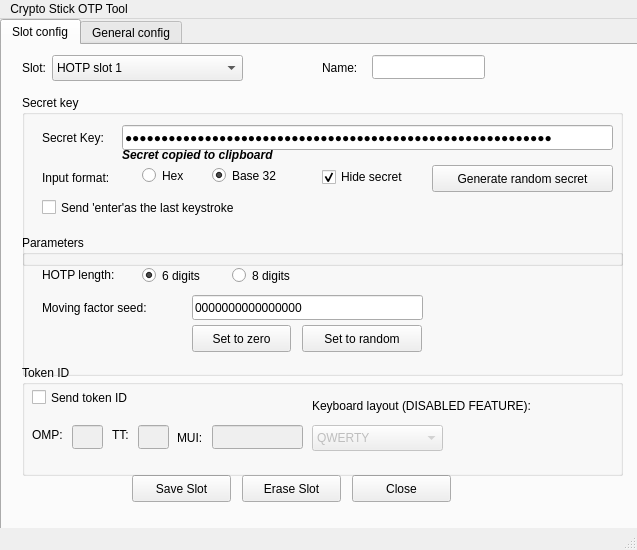
Before: the Qt Designer form mainwindow.ui in Nitrokey/nitrokey-app, drawn with Qt 5.
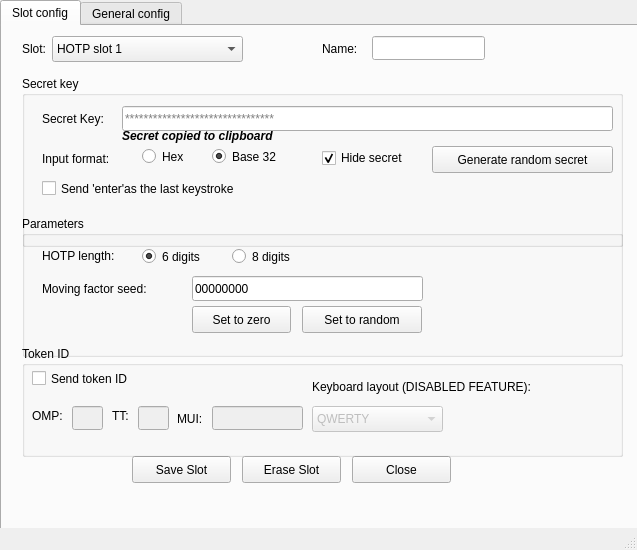
After: the same form once the commit is applied. Icons and pictures are not drawn.

Diff of the .ui file:
```diff
--- a/mainwindow.ui
+++ b/mainwindow.ui
@@ -94,7 +94,7 @@
         <string/>
        </property>
        <property name="text">
-        <string>00 00 00 00 00 00 00 00 00 00 00 00 00 00 00 00 00 00 00 00</string>
+        <string/>
        </property>
        <property name="maxLength">
         <number>59</number>
@@ -102,6 +102,9 @@
        <property name="echoMode">
         <enum>QLineEdit::PasswordEchoOnEdit</enum>
        </property>
+       <property name="placeholderText">
+        <string>********************************</string>
+       </property>
       </widget>
       <widget class="QLabel" name="label_3">
        <property name="geometry">
@@ -156,6 +159,9 @@
        </property>
       </widget>
       <widget class="QCheckBox" name="checkBox">
+       <property name="enabled">
+        <bool>true</bool>
+       </property>
        <property name="geometry">
         <rect>
          <x>300</x>
@@ -558,7 +564,7 @@
         <string/>
        </property>
        <property name="text">
-        <string>0000000000000000</string>
+        <string>00000000</string>
        </property>
        <property name="maxLength">
         <number>16</number>
@@ -830,22 +836,6 @@
     </widget>
    </widget>
   </widget>
-  <widget class="QMenuBar" name="menuBar">
-   <property name="geometry">
-    <rect>
-     <x>0</x>
-     <y>0</y>
-     <width>637</width>
-     <height>25</height>
-    </rect>
-   </property>
-   <widget class="QMenu" name="menuCrypto_Stick_OTP_TOol">
-    <property name="title">
-     <string>Crypto Stick OTP Tool</string>
-    </property>
-   </widget>
-   <addaction name="menuCrypto_Stick_OTP_TOol"/>
-  </widget>
   <widget class="QStatusBar" name="statusBar"/>
  </widget>
  <layoutdefault spacing="6" margin="11"/>
```
Left out of the diff: 2 changed lines with no effect on the pictures.
